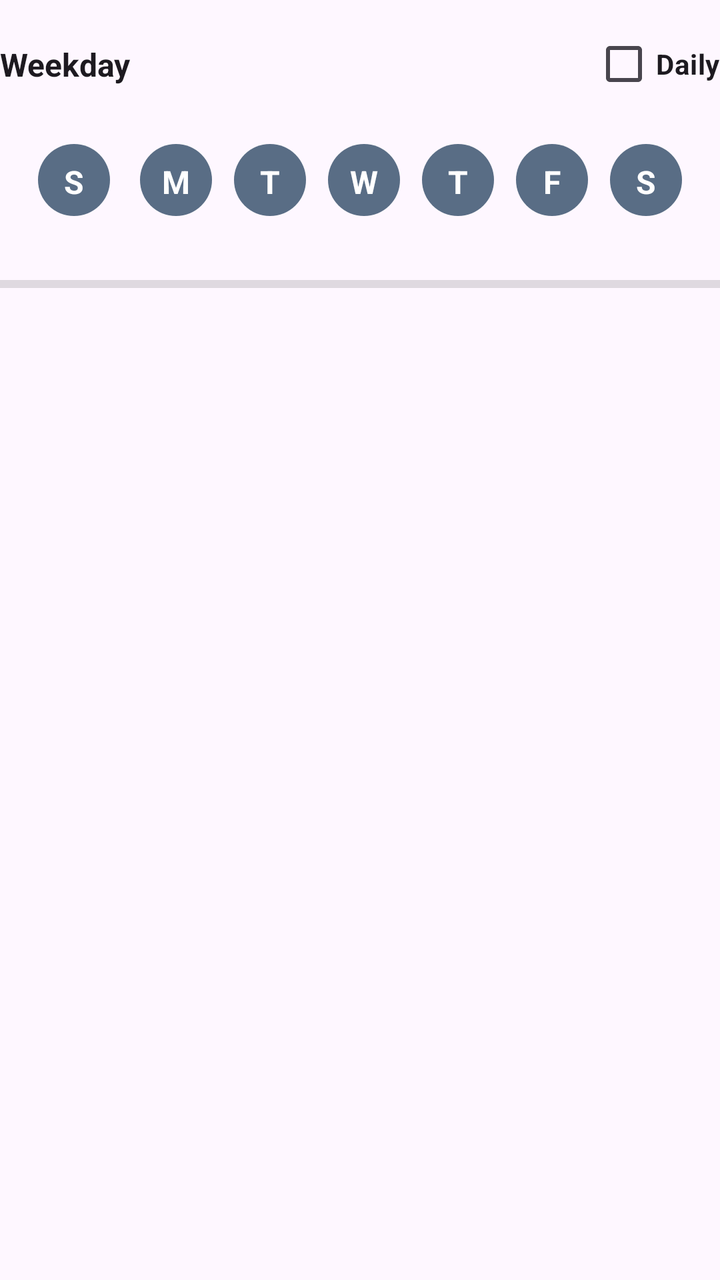
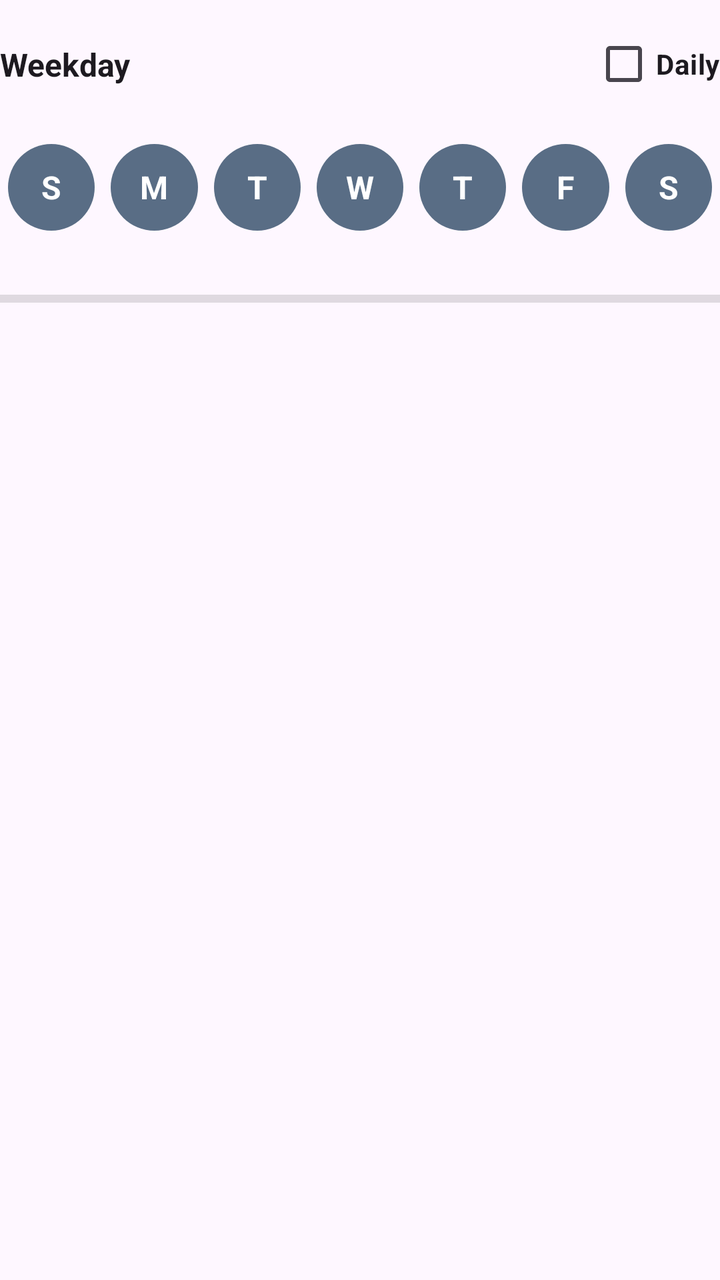

Before-and-after screenshots of an Android layout around one commit, followed by the original layout XML and the change that was made.
<!-- AndroidManifest.xml: application theme Theme.SmartAlarm -->
<!-- res/layout/fragment_alarm_editor_weekdays_block.xml -->
<androidx.constraintlayout.widget.ConstraintLayout xmlns:android="http://schemas.android.com/apk/res/android"
    xmlns:app="http://schemas.android.com/apk/res-auto"
    android:layout_width="match_parent"
    android:layout_height="wrap_content">

    
    <TextView
        android:id="@+id/weekdays_tv"
        android:layout_width="0dp"
        android:layout_height="wrap_content"
        android:gravity="start"
        android:text="@string/weekday"
        android:textColor="?attr/colorOnSurface"
        android:textSize="@dimen/text_size_m"
        android:textStyle="bold"
        app:layout_constraintBottom_toBottomOf="@+id/is_daily_check_box"
        app:layout_constraintEnd_toStartOf="@+id/is_daily_check_box"
        app:layout_constraintStart_toStartOf="parent"
        app:layout_constraintTop_toTopOf="@+id/is_daily_check_box" />

    
    <CheckBox
        android:id="@+id/is_daily_check_box"
        android:layout_width="wrap_content"
        android:layout_height="wrap_content"
        android:layout_marginTop="@dimen/spacing_s"
        android:text="@string/daily"
        android:textColor="?attr/colorOnSurface"
        android:textSize="@dimen/text_size_s"
        android:textStyle="bold"
        app:layout_constraintEnd_toEndOf="parent"
        app:layout_constraintTop_toTopOf="parent" />

    
    <TextView
        android:id="@+id/day1"
        style="@style/WeekdayCircle"
        android:layout_marginStart="@dimen/spacing_m"
        android:layout_marginTop="@dimen/spacing_m"
        android:layout_marginEnd="@dimen/spacing_s"
        android:text="@string/sun"
        app:layout_constraintDimensionRatio="1:1"
        app:layout_constraintWidth_percent="0.1"
        app:layout_constraintWidth_max="@dimen/edit_alarm_weekday_max_size"
        app:layout_constraintEnd_toStartOf="@+id/day2"
        app:layout_constraintStart_toStartOf="parent"
        app:layout_constraintTop_toBottomOf="@+id/is_daily_check_box"
        />

    
    <TextView
        android:id="@+id/day2"
        style="@style/WeekdayCircle"
        android:text="@string/mon"
        app:layout_constraintBottom_toBottomOf="@+id/day1"
        app:layout_constraintDimensionRatio="1:1"
        app:layout_constraintEnd_toStartOf="@+id/day3"
        app:layout_constraintStart_toEndOf="@+id/day1"
        app:layout_constraintTop_toTopOf="@+id/day1"
        app:layout_constraintWidth_max="@dimen/edit_alarm_weekday_max_size" />

    
    <TextView
        android:id="@+id/day3"
        style="@style/WeekdayCircle"
        android:text="@string/tue"
        app:layout_constraintBottom_toBottomOf="@+id/day2"
        app:layout_constraintDimensionRatio="1:1"
        app:layout_constraintEnd_toStartOf="@+id/day4"
        app:layout_constraintStart_toEndOf="@+id/day2"
        app:layout_constraintTop_toTopOf="@+id/day2"
        app:layout_constraintWidth_max="@dimen/edit_alarm_weekday_max_size" />

    
    <TextView
        android:id="@+id/day4"
        style="@style/WeekdayCircle"
        android:text="@string/wed"
        app:layout_constraintBottom_toBottomOf="@+id/day3"
        app:layout_constraintDimensionRatio="1:1"
        app:layout_constraintEnd_toStartOf="@+id/day5"
        app:layout_constraintStart_toEndOf="@+id/day3"
        app:layout_constraintTop_toTopOf="@+id/day3"
        app:layout_constraintWidth_max="@dimen/edit_alarm_weekday_max_size" />

    
    <TextView
        android:id="@+id/day5"
        style="@style/WeekdayCircle"
        android:text="@string/thu"
        app:layout_constraintBottom_toBottomOf="@+id/day4"
        app:layout_constraintDimensionRatio="1:1"
        app:layout_constraintEnd_toStartOf="@+id/day6"
        app:layout_constraintStart_toEndOf="@+id/day4"
        app:layout_constraintTop_toTopOf="@+id/day4"
        app:layout_constraintWidth_max="@dimen/edit_alarm_weekday_max_size" />

    
    <TextView
        android:id="@+id/day6"
        style="@style/WeekdayCircle"
        android:text="@string/fri"
        app:layout_constraintBottom_toBottomOf="@+id/day5"
        app:layout_constraintDimensionRatio="1:1"
        app:layout_constraintEnd_toStartOf="@+id/day7"
        app:layout_constraintStart_toEndOf="@+id/day5"
        app:layout_constraintTop_toTopOf="@+id/day5"
        app:layout_constraintWidth_max="@dimen/edit_alarm_weekday_max_size" />

    
    <TextView
        android:id="@+id/day7"
        style="@style/WeekdayCircle"
        android:layout_marginEnd="@dimen/spacing_m"
        android:text="@string/sat"
        app:layout_constraintBottom_toBottomOf="@+id/day6"
        app:layout_constraintDimensionRatio="1:1"
        app:layout_constraintEnd_toEndOf="parent"
        app:layout_constraintStart_toEndOf="@+id/day6"
        app:layout_constraintTop_toTopOf="@+id/day6"
        app:layout_constraintWidth_max="@dimen/edit_alarm_weekday_max_size" />

    
    <View
        android:id="@+id/day_and_mission_divider"
        android:layout_width="0dp"
        android:layout_height="@dimen/spacing_xs"
        android:layout_marginTop="@dimen/spacing_xl"
        android:background="?android:attr/listDivider"
        app:layout_constraintEnd_toEndOf="parent"
        app:layout_constraintStart_toStartOf="parent"
        app:layout_constraintTop_toBottomOf="@+id/day7" />


</androidx.constraintlayout.widget.ConstraintLayout>
<!-- resources referenced by this layout -->
<resources>
  <dimen name="edit_alarm_weekday_max_size">48dp</dimen>
  <dimen name="spacing_m">16dp</dimen>
  <dimen name="spacing_s">8dp</dimen>
  <dimen name="spacing_xl">32dp</dimen>
  <dimen name="spacing_xs">4dp</dimen>
  <dimen name="text_size_m">16sp</dimen>
  <dimen name="text_size_s">14sp</dimen>
  <string name="daily">Daily</string>
  <string name="fri">F</string>
  <string name="mon">M</string>
  <string name="sat">S</string>
  <string name="sun">S</string>
  <string name="thu">T</string>
  <string name="tue">T</string>
  <string name="wed">W</string>
  <string name="weekday">Weekday</string>
  <style name="Theme.SmartAlarm" parent="Base.Theme.SmartAlarm" />
  <dimen name="padding_s">8dp</dimen>
  <!-- drawable unselected_circular_background (drawable) -->
  <?xml version="1.0" encoding="utf-8"?>
  <shape xmlns:android="http://schemas.android.com/apk/res/android"
      android:shape="oval">
      <solid android:color="@color/alarm_day_unselected_color"/>
  </shape>
  <color name="alarm_day_unselected_color">#596D85</color>
  <color name="colorPrimary">#67548e</color>
  <color name="colorOnPrimary">#ffffff</color>
  <color name="colorPrimaryContainer">#eaddff</color>
  <color name="colorOnPrimaryContainer">#4f3d74</color>
  <color name="colorSecondary">#635b70</color>
  <color name="colorOnSecondary">#ffffff</color>
  <color name="colorSecondaryContainer">#e9def8</color>
  <color name="colorOnSecondaryContainer">#4a4358</color>
  <color name="colorTertiary">#7f525c</color>
  <color name="colorOnTertiary">#ffffff</color>
  <color name="colorTertiaryContainer">#ffd9e0</color>
  <color name="colorOnTertiaryContainer">#643b45</color>
  <color name="error">#F44336</color>
  <color name="colorOnError">#ffffff</color>
  <color name="colorErrorContainer">#ffdad6</color>
  <color name="colorOnErrorContainer">#93000a</color>
  <color name="colorSurfaceBright">#fef7ff</color>
  <color name="colorSurface">#fef7ff</color>
  <color name="colorSurfaceDim">#ded8e0</color>
  <color name="colorOnSurface">#1d1a20</color>
  <color name="colorOnSurfaceVariant">#49454e</color>
  <color name="colorSurfaceContainerLow">#f8f1f9</color>
  <color name="colorSurfaceContainerLowest">#ffffff</color>
  <color name="colorSurfaceContainer">#f3ecf4</color>
  <color name="colorSurfaceContainerHigh">#ede6ee</color>
  <color name="colorSurfaceContainerHighest">#e7e0e8</color>
  <color name="colorSurfaceInverse">#322f35</color>
  <color name="colorOnSurfaceInverse">#f5eff7</color>
  <color name="colorOutline">#5A4E61</color>
  <color name="colorOutlineVariant">#cbc4cf</color>
  <color name="colorBackground">#FEF7FF</color>
  <color name="colorOnBackground">#1D1B20</color>
  <color name="colorStatusBar">#EADDFF</color>
  <style name="Widget.MyApp.DefaultTitleToolbar" parent="Widget.Material3.Toolbar">
          <item name="titleTextAppearance">@style/TextAppearance.SmartAlarm.TitleMedium</item>
      </style>
  <style name="Widget.MyApp.NavigationRail" parent="Widget.Material3.NavigationRailView">
          <item name="backgroundTint">?attr/colorSurfaceContainer</item>
          <item name="itemTextAppearanceActive">@style/TextAppearance.SmartAlarm.LabelMedium</item>
      </style>
  <style name="Widget.MyApp.NavigationView" parent="Widget.Material3.NavigationView">
          <item name="backgroundTint">?attr/colorSurfaceContainer</item>
          <item name="itemTextAppearanceActive">@style/TextAppearance.SmartAlarm.LabelMedium</item>
      </style>
  <style name="TextAppearance.SmartAlarm.TitleMedium" parent="TextAppearance.Material3.TitleMedium">
          <item name="android:textSize">@dimen/text_size_l</item>
          <item name="lineHeight">@dimen/line_height_l</item>
      </style>
  <dimen name="text_size_l">20sp</dimen>
  <dimen name="line_height_l">28sp</dimen>
  <dimen name="text_size_xs">12sp</dimen>
  <dimen name="line_height_xs">16sp</dimen>
  <!-- unchanged entries left out for length: 4 -->
</resources>

<!-- the commit's change to res/layout/fragment_alarm_editor_weekdays_block.xml (unified diff, before → after) -->
@@ -3,7 +3,6 @@
     android:layout_width="match_parent"
     android:layout_height="wrap_content">
 
-    
     <TextView
         android:id="@+id/weekdays_tv"
         android:layout_width="0dp"
@@ -18,7 +17,6 @@
         app:layout_constraintStart_toStartOf="parent"
         app:layout_constraintTop_toTopOf="@+id/is_daily_check_box" />
 
-    
     <CheckBox
         android:id="@+id/is_daily_check_box"
         android:layout_width="wrap_content"
@@ -31,96 +29,92 @@
         app:layout_constraintEnd_toEndOf="parent"
         app:layout_constraintTop_toTopOf="parent" />
 
-    
     <TextView
         android:id="@+id/day1"
         style="@style/WeekdayCircle"
-        android:layout_marginStart="@dimen/spacing_m"
+        android:layout_width="0dp"
+        android:layout_height="0dp"
         android:layout_marginTop="@dimen/spacing_m"
-        android:layout_marginEnd="@dimen/spacing_s"
         android:text="@string/sun"
+        app:layout_constraintHorizontal_chainStyle="spread"
         app:layout_constraintDimensionRatio="1:1"
-        app:layout_constraintWidth_percent="0.1"
-        app:layout_constraintWidth_max="@dimen/edit_alarm_weekday_max_size"
+        app:layout_constraintWidth_max="@dimen/alarm_editor_weekdays_max_width"
         app:layout_constraintEnd_toStartOf="@+id/day2"
         app:layout_constraintStart_toStartOf="parent"
-        app:layout_constraintTop_toBottomOf="@+id/is_daily_check_box"
-        />
+        app:layout_constraintTop_toBottomOf="@+id/is_daily_check_box" />
 
-    
     <TextView
         android:id="@+id/day2"
         style="@style/WeekdayCircle"
+        android:layout_width="0dp"
+        android:layout_height="0dp"
         android:text="@string/mon"
-        app:layout_constraintBottom_toBottomOf="@+id/day1"
         app:layout_constraintDimensionRatio="1:1"
+        app:layout_constraintWidth_max="@dimen/alarm_editor_weekdays_max_width"
         app:layout_constraintEnd_toStartOf="@+id/day3"
         app:layout_constraintStart_toEndOf="@+id/day1"
-        app:layout_constraintTop_toTopOf="@+id/day1"
-        app:layout_constraintWidth_max="@dimen/edit_alarm_weekday_max_size" />
+        app:layout_constraintTop_toTopOf="@+id/day1" />
 
-    
     <TextView
         android:id="@+id/day3"
         style="@style/WeekdayCircle"
+        android:layout_width="0dp"
+        android:layout_height="0dp"
         android:text="@string/tue"
-        app:layout_constraintBottom_toBottomOf="@+id/day2"
         app:layout_constraintDimensionRatio="1:1"
+        app:layout_constraintWidth_max="@dimen/alarm_editor_weekdays_max_width"
         app:layout_constraintEnd_toStartOf="@+id/day4"
         app:layout_constraintStart_toEndOf="@+id/day2"
-        app:layout_constraintTop_toTopOf="@+id/day2"
-        app:layout_constraintWidth_max="@dimen/edit_alarm_weekday_max_size" />
+        app:layout_constraintTop_toTopOf="@+id/day2" />
 
-    
     <TextView
         android:id="@+id/day4"
         style="@style/WeekdayCircle"
+        android:layout_width="0dp"
+        android:layout_height="0dp"
         android:text="@string/wed"
-        app:layout_constraintBottom_toBottomOf="@+id/day3"
         app:layout_constraintDimensionRatio="1:1"
+        app:layout_constraintWidth_max="@dimen/alarm_editor_weekdays_max_width"
         app:layout_constraintEnd_toStartOf="@+id/day5"
         app:layout_constraintStart_toEndOf="@+id/day3"
-        app:layout_constraintTop_toTopOf="@+id/day3"
-        app:layout_constraintWidth_max="@dimen/edit_alarm_weekday_max_size" />
+        app:layout_constraintTop_toTopOf="@+id/day3" />
 
-    
     <TextView
         android:id="@+id/day5"
         style="@style/WeekdayCircle"
+        android:layout_width="0dp"
+        android:layout_height="0dp"
         android:text="@string/thu"
-        app:layout_constraintBottom_toBottomOf="@+id/day4"
         app:layout_constraintDimensionRatio="1:1"
+        app:layout_constraintWidth_max="@dimen/alarm_editor_weekdays_max_width"
         app:layout_constraintEnd_toStartOf="@+id/day6"
         app:layout_constraintStart_toEndOf="@+id/day4"
-        app:layout_constraintTop_toTopOf="@+id/day4"
-        app:layout_constraintWidth_max="@dimen/edit_alarm_weekday_max_size" />
+        app:layout_constraintTop_toTopOf="@+id/day4" />
 
-    
     <TextView
         android:id="@+id/day6"
         style="@style/WeekdayCircle"
+        android:layout_width="0dp"
+        android:layout_height="0dp"
         android:text="@string/fri"
-        app:layout_constraintBottom_toBottomOf="@+id/day5"
         app:layout_constraintDimensionRatio="1:1"
+        app:layout_constraintWidth_max="@dimen/alarm_editor_weekdays_max_width"
         app:layout_constraintEnd_toStartOf="@+id/day7"
         app:layout_constraintStart_toEndOf="@+id/day5"
-        app:layout_constraintTop_toTopOf="@+id/day5"
-        app:layout_constraintWidth_max="@dimen/edit_alarm_weekday_max_size" />
+        app:layout_constraintTop_toTopOf="@+id/day5" />
 
-    
     <TextView
         android:id="@+id/day7"
         style="@style/WeekdayCircle"
-        android:layout_marginEnd="@dimen/spacing_m"
+        android:layout_width="0dp"
+        android:layout_height="0dp"
         android:text="@string/sat"
-        app:layout_constraintBottom_toBottomOf="@+id/day6"
         app:layout_constraintDimensionRatio="1:1"
+        app:layout_constraintWidth_max="@dimen/alarm_editor_weekdays_max_width"
         app:layout_constraintEnd_toEndOf="parent"
         app:layout_constraintStart_toEndOf="@+id/day6"
-        app:layout_constraintTop_toTopOf="@+id/day6"
-        app:layout_constraintWidth_max="@dimen/edit_alarm_weekday_max_size" />
+        app:layout_constraintTop_toTopOf="@+id/day6" />
 
-    
     <View
         android:id="@+id/day_and_mission_divider"
         android:layout_width="0dp"
@@ -131,5 +125,4 @@
         app:layout_constraintStart_toStartOf="parent"
         app:layout_constraintTop_toBottomOf="@+id/day7" />
 
-
 </androidx.constraintlayout.widget.ConstraintLayout>
<!-- resource entries referenced after the edit -->
@@ -1,6 +1,6 @@
 <!-- resources referenced by this layout -->
 <resources>
-  <dimen name="edit_alarm_weekday_max_size">48dp</dimen>
+  <dimen name="alarm_editor_weekdays_max_width">48dp</dimen>
   <dimen name="spacing_m">16dp</dimen>
   <dimen name="spacing_s">8dp</dimen>
   <dimen name="spacing_xl">32dp</dimen>
@@ -23,6 +23,10 @@
   <shape xmlns:android="http://schemas.android.com/apk/res/android"
       android:shape="oval">
       <solid android:color="@color/alarm_day_unselected_color"/>
+  
+      <size
+          android:width="40dp"
+          android:height="40dp" />
   </shape>
   <color name="alarm_day_unselected_color">#596D85</color>
   <color name="colorPrimary">#67548e</color>
